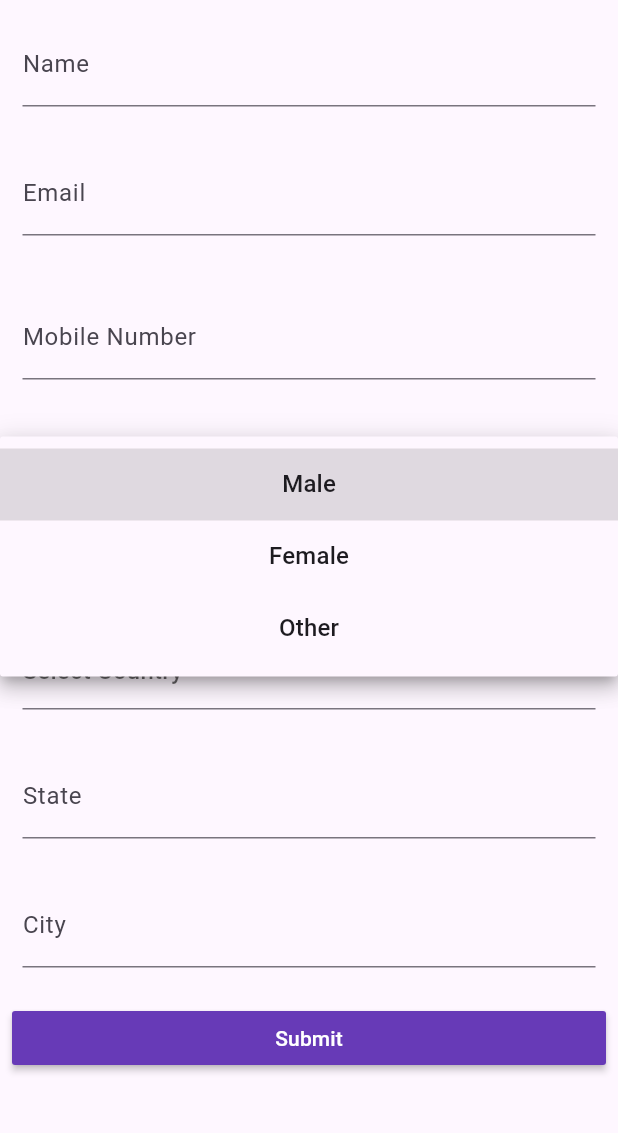
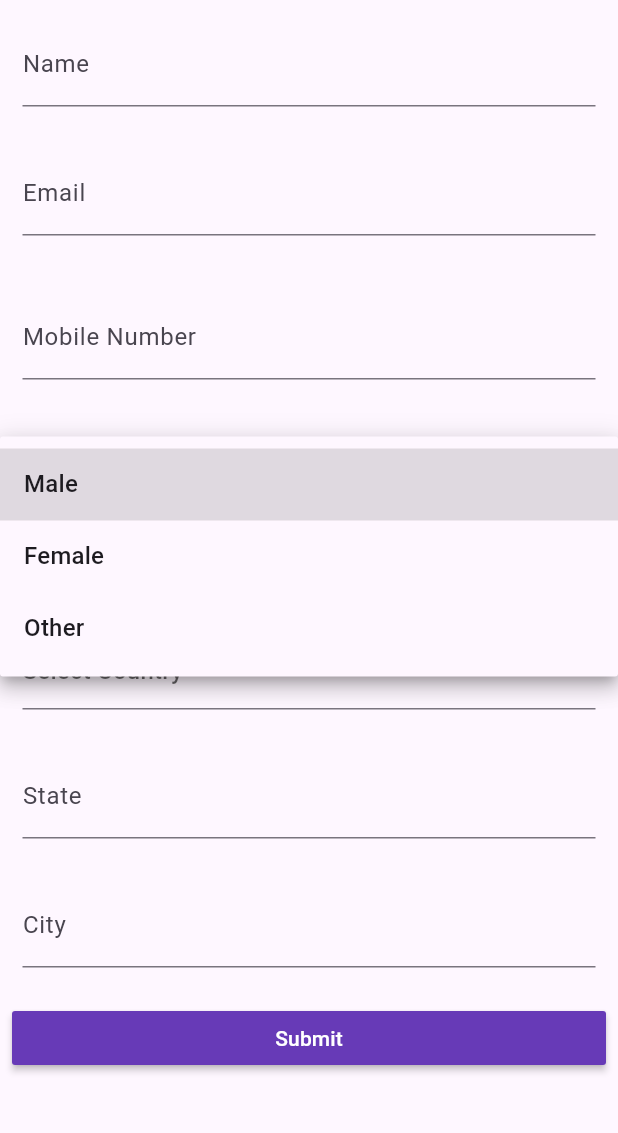
Before and after one commit to zykuriku/form, a Flutter app: the screen it shows after launch, after a tap on "Select Gender", on a phone screen of 412 x 824 dp, the part 84-1217 px from its top. Run offline on Flutter 3.47's test engine with Material 3 defaults, Android fonts, the phone set to English and light mode, and no system bars; drawn by our look-alikes of flutter_form_builder; our stand-ins replace form_builder_validators.

Commit message:
commit 1

```diff
--- a/lib/main.dart
+++ b/lib/main.dart
@@ -141,7 +141,7 @@ class _FormPageState extends State<FormPage> {
       ),
       items: genderOptions
           .map((gender) => DropdownMenuItem(
-      alignment: AlignmentDirectional.center,
+      alignment: AlignmentDirectional.centerStart,
       value: gender,
       child: Text(gender),
       ))
@@ -166,7 +166,7 @@ class _FormPageState extends State<FormPage> {
                 ),
                 items: countries
                     .map((country) => DropdownMenuItem(
-                  alignment: AlignmentDirectional.center,
+                  alignment: AlignmentDirectional.centerStart,
                   value: country,
                   child: Text(country),
                 ))
```
Also changed, not shown: Simulator Screenshot - iPhone 15 Pro Max - 2024-07-10 at 19.58.53.png (added), Simulator Screenshot - iPhone 15 Pro Max - 2024-07-10 at 19.59.12.png (added), Simulator Screenshot - iPhone 15 Pro Max - 2024-07-10 at 19.59.35.png (added), 1 other file.
